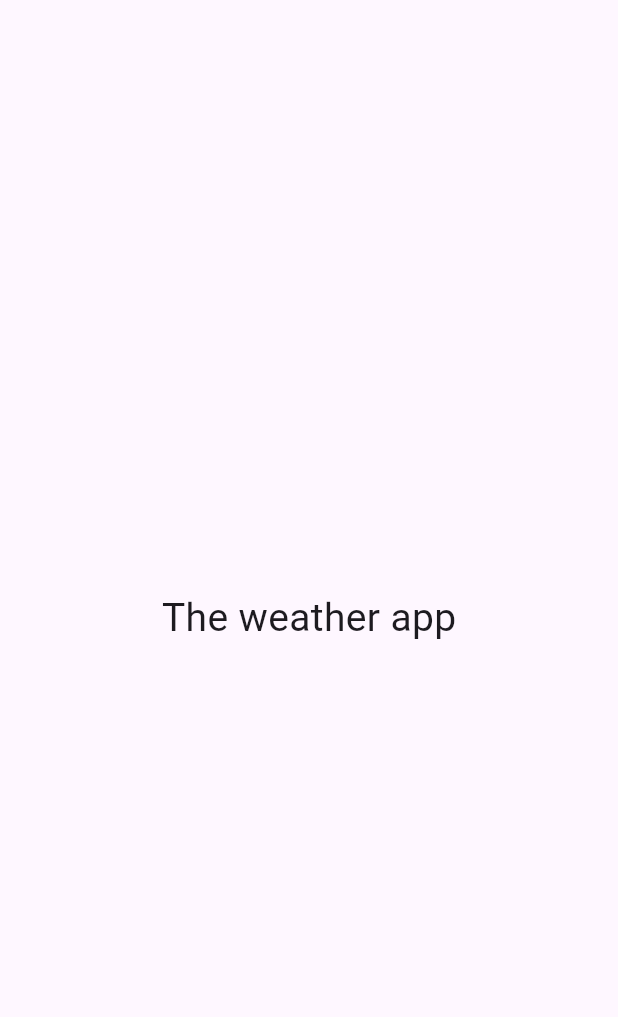
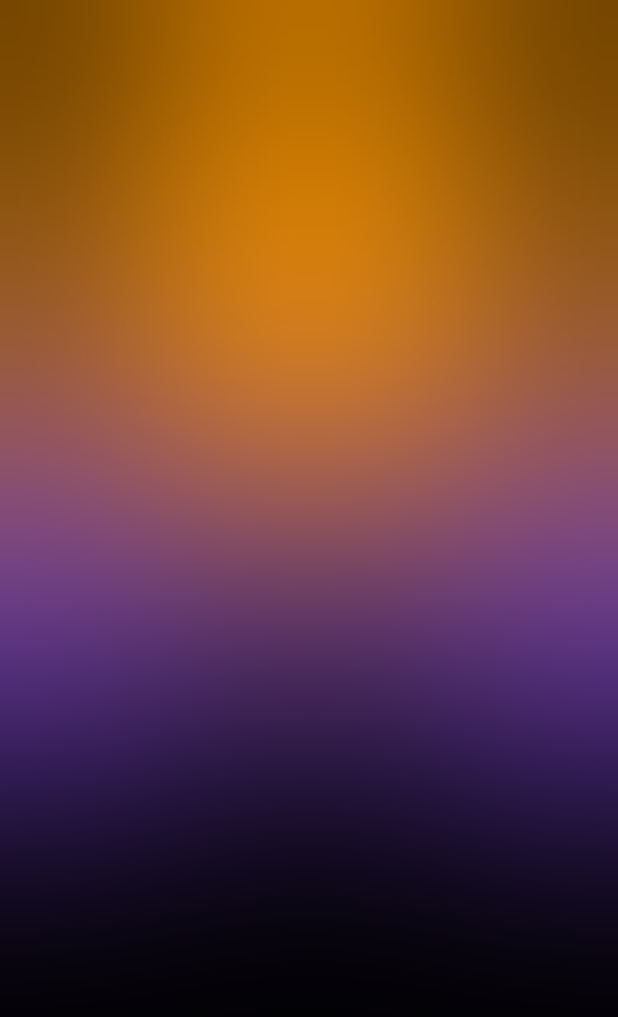
Before and after one commit to jevlogin/weather_wgd, a Flutter app: the screen it shows after launch, on a phone screen of 412 x 824 dp. Shown: the top 1017 px of the screen. Run offline on Flutter 3.47's test engine with Material 3 defaults, Android fonts, the phone set to English and light mode, and no system bars; our stand-ins replace bloc.

Commit message:
Added HomeScreen background. And create template bloc weather_bloc.dart

```diff
--- /dev/null
+++ b/lib/blocs/weather/weather_bloc.dart
@@ -0,0 +1,14 @@
+import 'package:bloc/bloc.dart';
+
+import 'weather_event.dart';
+import 'weather_state.dart';
+
+class WeatherBloc extends Bloc<WeatherEvent, WeatherState> {
+  WeatherBloc() : super(WeatherState().init()) {
+    on<InitEvent>(_init);
+  }
+
+  void _init(InitEvent event, Emitter<WeatherState> emit) async {
+    emit(state.clone());
+  }
+}
--- /dev/null
+++ b/lib/blocs/weather/weather_event.dart
@@ -0,0 +1,3 @@
+abstract class WeatherEvent {}
+
+class InitEvent extends WeatherEvent {}
--- /dev/null
+++ b/lib/blocs/weather/weather_state.dart
@@ -0,0 +1,9 @@
+class WeatherState {
+  WeatherState init() {
+    return WeatherState();
+  }
+
+  WeatherState clone() {
+    return WeatherState();
+  }
+}
--- a/lib/main.dart
+++ b/lib/main.dart
@@ -1,4 +1,5 @@
 import 'package:flutter/material.dart';
+import 'package:weather_wgd/screens/home_screen.dart';
 
 void main() {
   runApp(const MyApp());
@@ -10,16 +11,12 @@ class MyApp extends StatelessWidget {
   @override
   Widget build(BuildContext context) {
     return MaterialApp(
-      title: 'The weather app',
+      debugShowCheckedModeBanner: false,
       theme: ThemeData(
         colorScheme: ColorScheme.fromSeed(seedColor: Colors.deepPurple.shade300),
         useMaterial3: true,
       ),
-      home: const Scaffold(
-        body: Center(
-          child: Text('The weather app', style: TextStyle(fontSize: 26),),
-        ),
-      ),
+      home: const HomeScreen(),
     );
   }
 }
--- /dev/null
+++ b/lib/screens/home_screen.dart
@@ -0,0 +1,72 @@
+import 'dart:ui';
+
+import 'package:flutter/material.dart';
+import 'package:flutter/services.dart';
+
+class HomeScreen extends StatelessWidget {
+  const HomeScreen({super.key});
+
+  @override
+  Widget build(BuildContext context) {
+    return Scaffold(
+      backgroundColor: Colors.black,
+      extendBodyBehindAppBar: true,
+      appBar: AppBar(
+        backgroundColor: Colors.transparent,
+        elevation: 0,
+        systemOverlayStyle: const SystemUiOverlayStyle(
+          statusBarBrightness: Brightness.dark,
+        ),
+      ),
+      body: Padding(
+        padding: const EdgeInsets.fromLTRB(40, 1.2 * kToolbarHeight, 40, 20),
+        child: SizedBox(
+          height: MediaQuery.sizeOf(context).height,
+          child: Stack(
+            children: [
+              Align(
+                alignment: const AlignmentDirectional(10, -0.3),
+                child: Container(
+                  height: 300,
+                  width: 300,
+                  decoration: const BoxDecoration(
+                    shape: BoxShape.circle,
+                    color: Colors.deepPurple,
+                  ),
+                ),
+              ),
+              Align(
+                alignment: const AlignmentDirectional(-10, -0.3),
+                child: Container(
+                  height: 300,
+                  width: 300,
+                  decoration: const BoxDecoration(
+                    shape: BoxShape.circle,
+                    color: Colors.deepPurple,
+                  ),
+                ),
+              ),
+              Align(
+                alignment: const AlignmentDirectional(0, -1.2),
+                child: Container(
+                  height: 300,
+                  width: 300,
+                  decoration: const BoxDecoration(
+                    shape: BoxShape.rectangle,
+                    color: Colors.orange,
+                  ),
+                ),
+              ),
+              BackdropFilter(
+                filter: ImageFilter.blur(sigmaX: 100, sigmaY: 100),
+                child: Container(
+                  decoration: const BoxDecoration(color: Colors.transparent),
+                ),
+              )
+            ],
+          ),
+        ),
+      ),
+    );
+  }
+}
```
Also changed, not shown: lib/data/data.dart (added), 1 other file.
